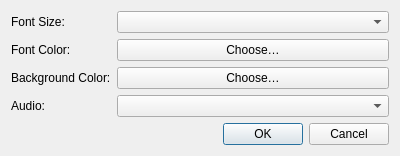
Above: ui/SettingsDialog.ui from richlesh/Joshua before the change. Below: the same form after it.
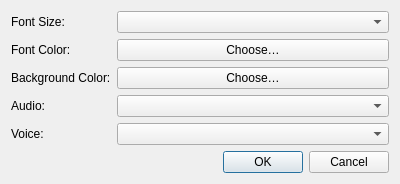
That is the form after the change.

Commit message: Set platform-specific default TTS voices (Fred/David/en)

```diff
--- a/ui/SettingsDialog.ui
+++ b/ui/SettingsDialog.ui
@@ -14,7 +14,9 @@
    <item row="2" column="1"><widget class="QPushButton" name="treeColorPicker"><property name="text"><string>Choose…</string></property></widget></item>
    <item row="3" column="0"><widget class="QLabel" name="labelAudio"><property name="text"><string>Audio:</string></property></widget></item>
    <item row="3" column="1"><widget class="QComboBox" name="audioCombo"/></item>
-   <item row="4" column="1">
+   <item row="4" column="0"><widget class="QLabel" name="labelVoice"><property name="text"><string>Voice:</string></property></widget></item>
+   <item row="4" column="1"><widget class="QComboBox" name="voiceCombo"/></item>
+   <item row="5" column="1">
     <widget class="QDialogButtonBox" name="buttonBox">
      <property name="standardButtons"><set>QDialogButtonBox::Ok|QDialogButtonBox::Cancel</set></property>
     </widget>
```
The commit also changes 5 other files.
